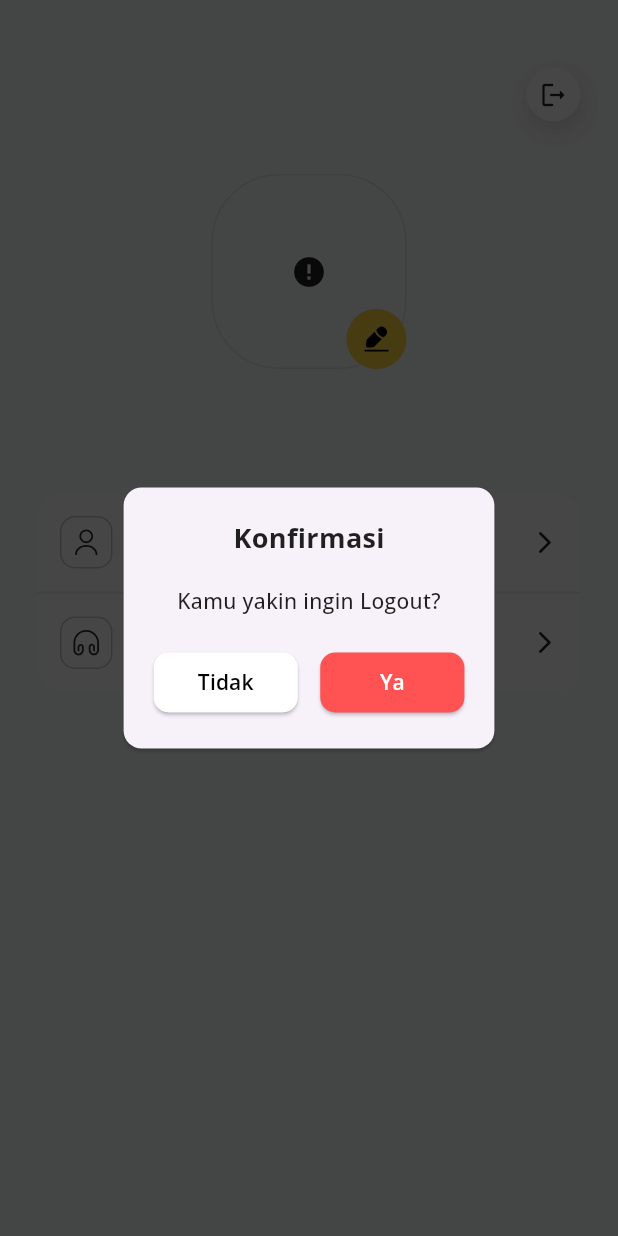
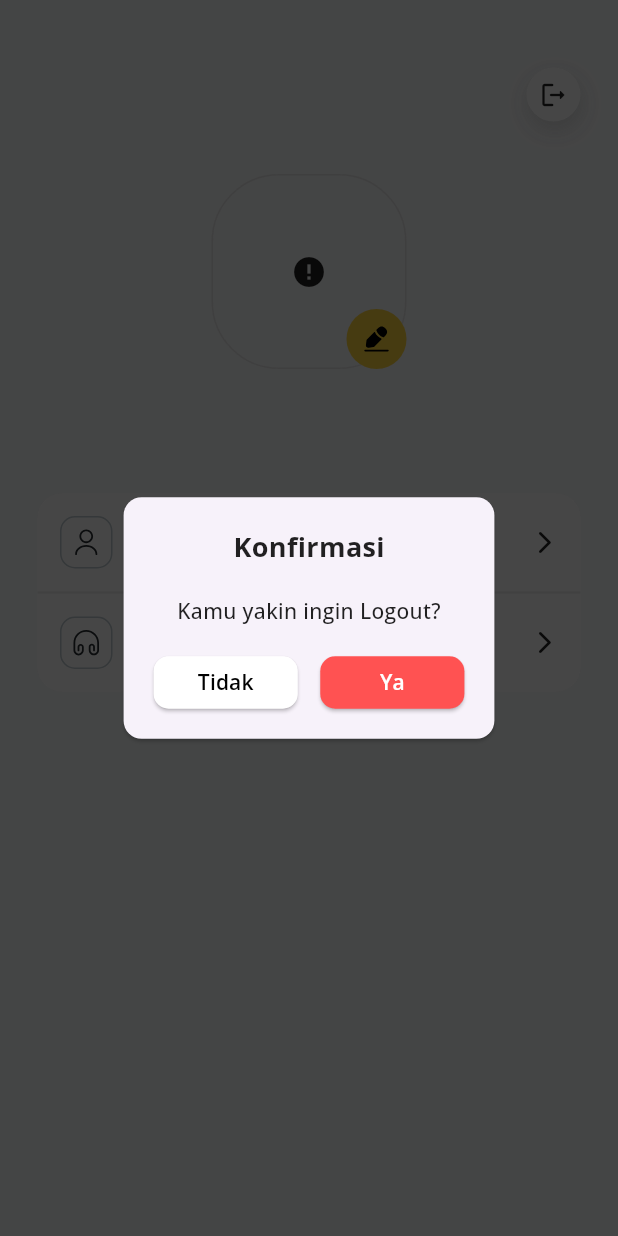
Before and after one commit to 4amshin/projector-loan, a Flutter app: the StProfileView screen opened directly, after a tap on the "logout" icon, on a phone screen of 412 x 824 dp. Run offline on Flutter 3.47's test engine with Material 2 defaults, Android fonts, the phone set to English and light mode, and no system bars; drawn by our look-alikes of cached_network_image, flutter_animate; our stand-ins replace cloud_firestore, dio, file_picker, firebase_auth, firebase_core, flashy_tab_bar2 and 6 more; missing offline and left inert: qr_code_scanner; accounts and stored records are empty; network calls fail.

Commit message:
dialog-fix

```diff
--- a/lib/module/auth/forgot_password/controller/forgot_password_controller.dart
+++ b/lib/module/auth/forgot_password/controller/forgot_password_controller.dart
@@ -31,7 +31,8 @@ class ForgotPasswordController extends State<ForgotPasswordView>
         log("Sending Reset Password Link");
         await FirebaseAuth.instance
             .sendPasswordResetEmail(email: email!.trim());
-        showInfoDialog("Link reset password telah terkirim ke email anda!");
+        showInfoDialog(
+            message: "Link reset password telah terkirim ke email anda!");
       }
       log("Back to Login Page");
       Get.offAll(const LoginView());
--- a/lib/module/student/st_profile_edit_form/controller/st_profile_edit_form_controller.dart
+++ b/lib/module/student/st_profile_edit_form/controller/st_profile_edit_form_controller.dart
@@ -41,7 +41,10 @@ class StProfileEditFormController extends State<StProfileEditFormView>
       nim: nim!,
     );
     log("Saving Edited Profile Data\nImgUrl: $imgUrl, \nName: $name, \nNIM: $nim");
-    await showInfoDialog("Data Tersimpan");
+    await showInfoDialog(
+      label: 'Tersimpan',
+      message: 'Data anda tersimpan',
+    );
     Get.back();
   }
 }
--- a/lib/shared/widget/dialog/confirmation_dialog.dart
+++ b/lib/shared/widget/dialog/confirmation_dialog.dart
@@ -1,31 +1,8 @@
 import 'package:flutter_animate/flutter_animate.dart';
 import 'package:flutter/material.dart';
 import 'package:google_fonts/google_fonts.dart';
+import 'package:projector_loan/shared/widget/dialog/dialogButton.dart';
 import 'package:projector_loan/state_util.dart';
-
-dialogButton({
-  required String label,
-  final Color? labelColor,
-  final Color? backgroundColor,
-  final void Function()? onTap,
-}) {
-  return Expanded(
-    child: ElevatedButton(
-      style: ElevatedButton.styleFrom(
-        shape: RoundedRectangleBorder(borderRadius: BorderRadius.circular(10)),
-        backgroundColor: backgroundColor ?? Colors.blueGrey,
-      ),
-      onPressed: onTap,
-      child: Text(
-        label,
-        style: GoogleFonts.openSans(
-          color: labelColor ?? Colors.white,
-          fontWeight: FontWeight.w600,
-        ),
-      ),
-    ),
-  );
-}
 
 Future confirmationDialog({
   required String message,
@@ -71,17 +48,22 @@ Future confirmationDialog({
                         ),
                         Row(
                           children: [
-                            dialogButton(
+                            Expanded(
+                              child: dialogButton(
                                 label: 'Tidak',
                                 labelColor: Colors.black,
                                 backgroundColor: Colors.white,
                                 onTap: () => Get.back(),
                               ),
+                            ),
                             const SizedBox(width: 15),
-                            dialogButton(
+                            Expanded(
+                              child: dialogButton(
                                 label: 'Ya',
-                              backgroundColor: buttonColor ?? Colors.redAccent,
+                                backgroundColor:
+                                    buttonColor ?? Colors.redAccent,
                                 onTap: onYes,
+                              ),
                             ),
                           ],
                         ),
--- /dev/null
+++ b/lib/shared/widget/dialog/dialogButton.dart
@@ -0,0 +1,27 @@
+import 'package:flutter/material.dart';
+import 'package:google_fonts/google_fonts.dart';
+
+dialogButton({
+  required String label,
+  final Color? labelColor,
+  final Color? backgroundColor,
+  final void Function()? onTap,
+}) {
+  return SizedBox(
+    height: 35,
+    child: ElevatedButton(
+      style: ElevatedButton.styleFrom(
+        shape: RoundedRectangleBorder(borderRadius: BorderRadius.circular(10)),
+        backgroundColor: backgroundColor ?? Colors.blueGrey,
+      ),
+      onPressed: onTap,
+      child: Text(
+        label,
+        style: GoogleFonts.openSans(
+          color: labelColor ?? Colors.white,
+          fontWeight: FontWeight.w600,
+        ),
+      ),
+    ),
+  );
+}
```
Also changed, not shown: lib/main.dart (+11 -11 lines), lib/module/admin/adm_lcd_data_form/controller/adm_lcd_data_form_controller.dart (+14 -0 lines), lib/shared/widget/dialog/show_info_dialog.dart (+23 -22 lines), assets/icons/noLogo.svg (added), assets/icons/okLogo.svg (added). Lines whose indentation alone changed are shown as unchanged.
